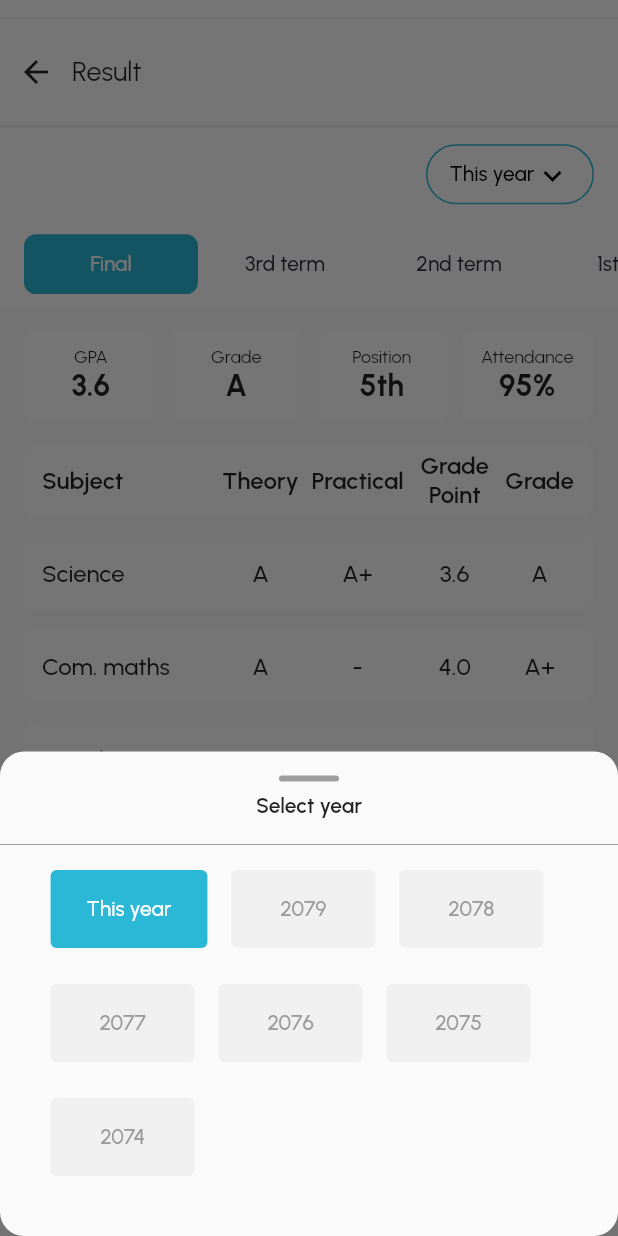
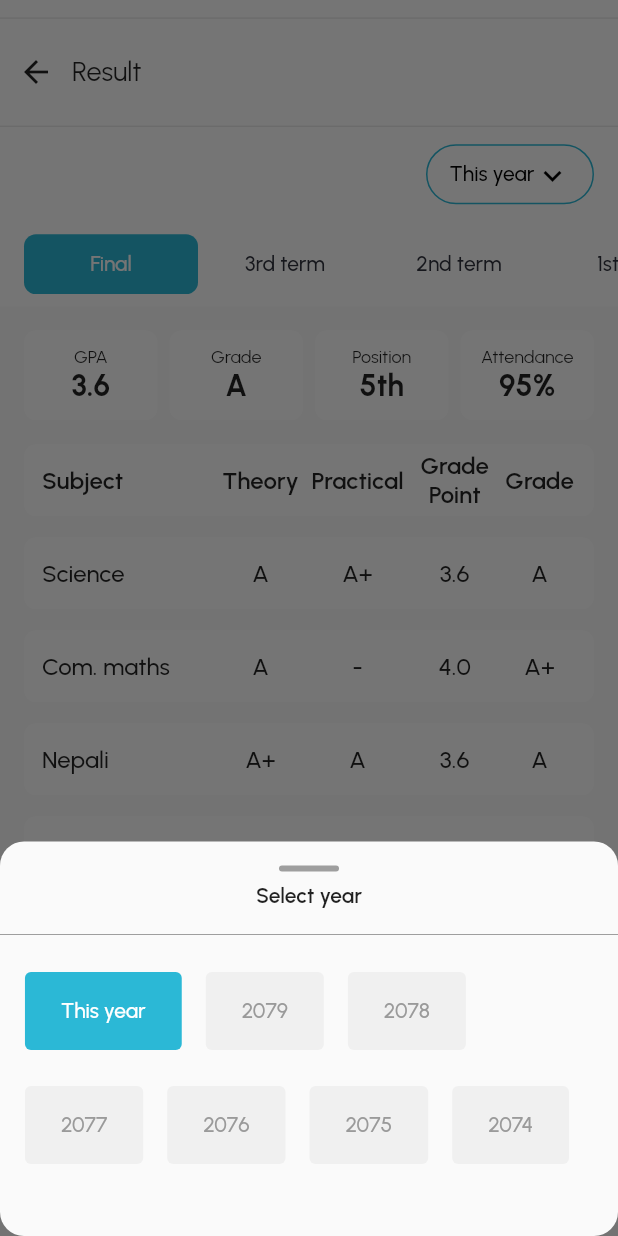
Before and after one commit to Sandesh83/resultflutter, a Flutter app: the screen it shows after launch, after a tap on "This year", on a phone screen of 412 x 824 dp. Run offline on Flutter 3.47's test engine with Material 2 defaults, Android fonts, the phone set to English and light mode, and no system bars; our stand-ins replace get; project files that could hold a hidden picture were left out.

Commit message:
updated button Switched from using container to StyleFrom

```diff
--- a/lib/components.dart
+++ b/lib/components.dart
@@ -18,16 +18,14 @@
     return Obx(
       () => Padding(
         padding: const EdgeInsets.only(right: 16, bottom: 24),
-        child: Container(
-          height: 52,
-          padding: const EdgeInsets.symmetric(horizontal: 16),
-          decoration: BoxDecoration(
-            borderRadius: BorderRadius.circular(4),
-            color: yearIndexController.value == index
+        child: TextButton(
+          style: TextButton.styleFrom(
+            padding: const EdgeInsets.symmetric(vertical: 16, horizontal: 24),
+            fixedSize: const Size.fromHeight(52),
+            backgroundColor: yearIndexController.value == index
                 ? const Color(0xff2BB8D6)
                 : const Color(0xff9A9A9A).withOpacity(0.1),
           ),
-          child: TextButton(
           onPressed: () {
             yearIndexController.value = index;
           },
@@ -39,7 +37,6 @@
                     : const Color(0xff9A9A9A),
                 fontSize: 14,
                 fontWeight: FontWeight.w500),
-            ),
           ),
         ),
       ),
@@ -62,16 +59,14 @@
   @override
   Widget build(BuildContext context) {
     return Obx(
-      () => Container(
-        height: 40,
-        width: 116,
-        decoration: BoxDecoration(
-          color: indexController.value == index
+      () => TextButton(
+        style: TextButton.styleFrom(
+          fixedSize: const Size(116, 40),
+          backgroundColor: indexController.value == index
               ? const Color(0xff2BB8D6)
               : Colors.white,
-          borderRadius: BorderRadius.circular(8),
+          shape: RoundedRectangleBorder(borderRadius: BorderRadius.circular(8)),
         ),
-        child: TextButton(
         onPressed: () {
           indexController.value = index;
         },
@@ -81,7 +76,6 @@
             color: indexController.value == index
                 ? Colors.white
                 : const Color(0xff30323D),
-            ),
           ),
         ),
       ),
--- a/lib/result_page.dart
+++ b/lib/result_page.dart
@@ -84,7 +84,8 @@
                                     const Divider(
                                         height: 2, color: Colors.grey),
                                     Padding(
-                                      padding: const EdgeInsets.all(16.0),
+                                      padding: const EdgeInsets.symmetric(
+                                          vertical: 24.0, horizontal: 16),
                                       child: Wrap(
                                         children: [
                                           CustomModalButton(
@@ -167,7 +168,6 @@
                           ),
                         ),
                       ),
-                      //
                       const SizedBox(width: 16)
                     ],
                   ),
```
Lines whose indentation alone changed are shown as unchanged.
